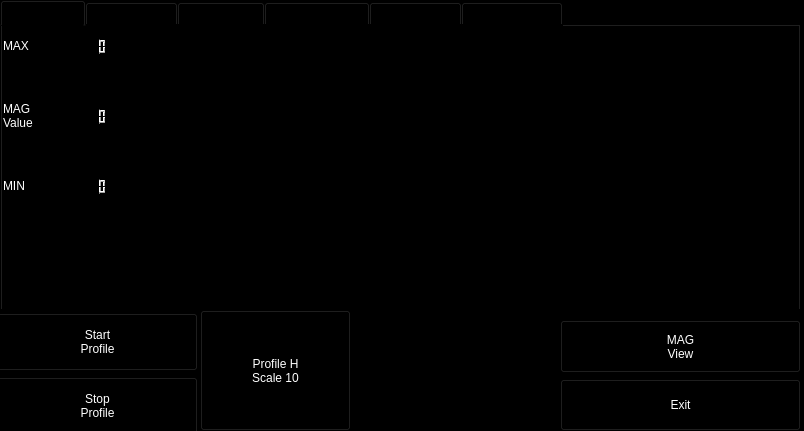
Qt form form_tiny.ui (rfreire-newsense/New-Sense-Geophysics) before a commit.
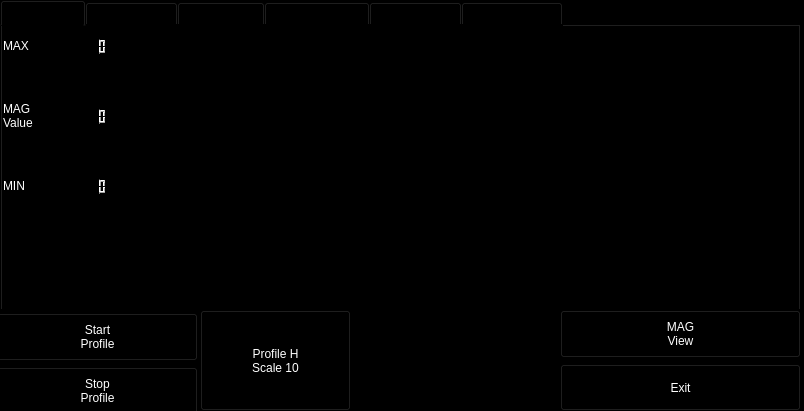
The same form after that commit. Icons and pictures are not drawn.

Commit message: resize dimention buttons correctly

Diff of the .ui file:
```diff
--- a/form_tiny.ui
+++ b/form_tiny.ui
@@ -8,7 +8,7 @@
     <x>0</x>
     <y>0</y>
     <width>804</width>
-    <height>431</height>
+    <height>411</height>
    </rect>
   </property>
   <property name="sizePolicy">
@@ -1031,9 +1031,9 @@
     <property name="geometry">
      <rect>
       <x>560</x>
-      <y>320</y>
+      <y>310</y>
       <width>241</width>
-      <height>111</height>
+      <height>101</height>
      </rect>
     </property>
     <layout class="QVBoxLayout" name="verticalLayout_7">
@@ -1506,7 +1506,7 @@
       <x>-3</x>
       <y>313</y>
       <width>201</width>
-      <height>121</height>
+      <height>101</height>
      </rect>
     </property>
     <layout class="QVBoxLayout" name="verticalLayout_3">
@@ -1977,7 +1977,7 @@
       <x>200</x>
       <y>310</y>
       <width>151</width>
-      <height>121</height>
+      <height>101</height>
      </rect>
     </property>
     <layout class="QHBoxLayout" name="horizontalLayout_10">
@@ -2215,7 +2215,7 @@
     <property name="geometry">
      <rect>
       <x>360</x>
-      <y>320</y>
+      <y>310</y>
       <width>191</width>
       <height>51</height>
      </rect>
@@ -2243,7 +2243,7 @@
     <property name="geometry">
      <rect>
       <x>360</x>
-      <y>380</y>
+      <y>360</y>
       <width>191</width>
       <height>51</height>
      </rect>
```
The commit also changes 1 other file.
